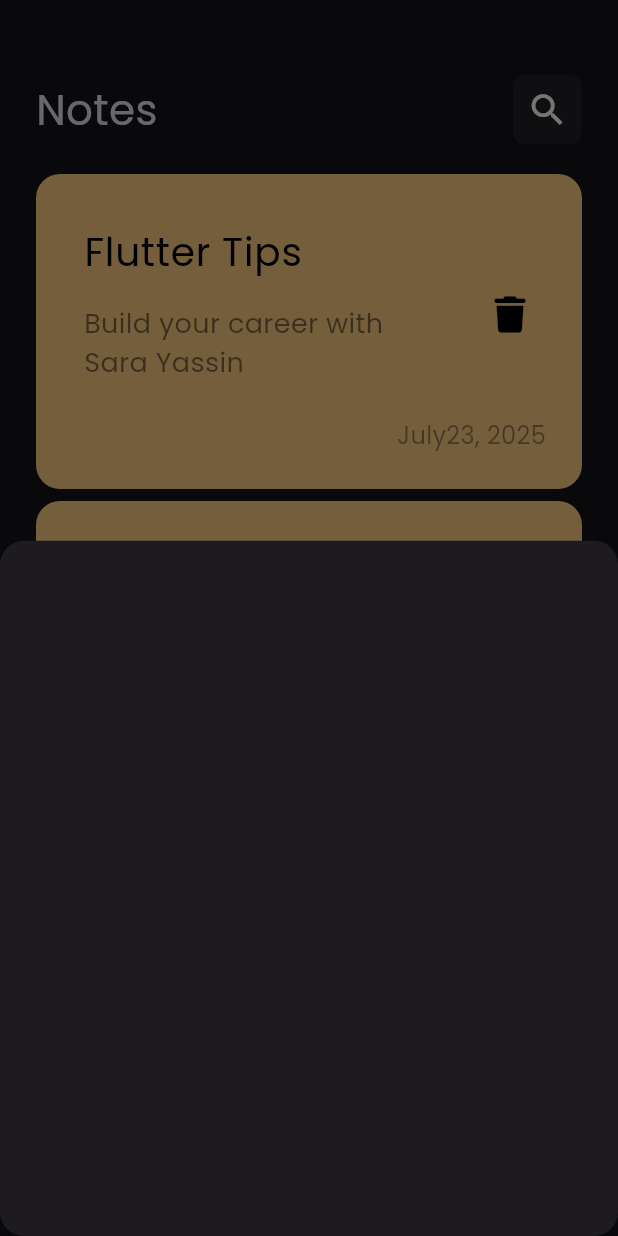
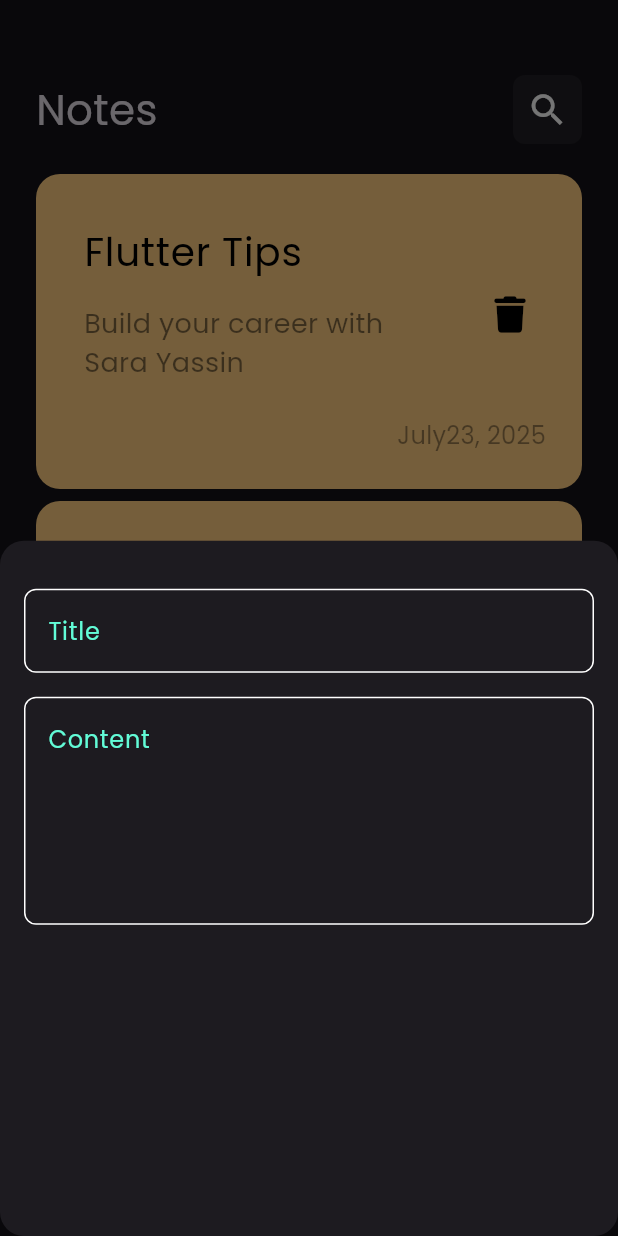
Before and after one commit to SaraYassin3/note_app, a Flutter app: the screen it shows after launch, after a tap on the "add" icon, on a phone screen of 412 x 824 dp. Run offline on Flutter 3.47's test engine with Material 3 defaults, Android fonts, the phone set to English and light mode, and no system bars; our stand-ins replace font_awesome_flutter.

Commit message:
add fields to notes bottom sheet

```diff
--- /dev/null
+++ b/lib/constents.dart
@@ -0,0 +1,3 @@
+import 'package:flutter/material.dart';
+
+const Color kPrimaryColor = Color(0xff62FCD7);
--- a/lib/views/notes_view.dart
+++ b/lib/views/notes_view.dart
@@ -1,4 +1,5 @@
 import 'package:flutter/material.dart';
+import 'package:note/constents.dart';
 import 'package:note/widgets/add_note_button_sheet.dart';
 import 'package:note/widgets/notes_view_body.dart';
 
@@ -20,9 +21,9 @@ class NotesView extends StatelessWidget {
                 }
             );
           },
-        backgroundColor: Colors.lightBlueAccent,
+        backgroundColor: kPrimaryColor,
         shape: CircleBorder(),
-        child: Icon(Icons.add),
+        child: Icon(Icons.add, color: Colors.black,),
       ),
       body: const NotesViewBody(),
     );
--- a/lib/widgets/add_note_button_sheet.dart
+++ b/lib/widgets/add_note_button_sheet.dart
@@ -1,10 +1,21 @@
 import 'package:flutter/material.dart';
+import 'package:note/widgets/custom_text_field.dart';
 
 class AddNoteButtonSheet extends StatelessWidget {
   const AddNoteButtonSheet({super.key});
 
   @override
   Widget build(BuildContext context) {
-    return Container();
+    return Padding(
+      padding: const EdgeInsets.symmetric(horizontal: 16.0),
+      child: const Column(
+        children: [
+          const SizedBox(height: 32,),
+          CustomTextField(hint: 'Title',),
+          const SizedBox(height: 16,),
+          CustomTextField(hint: 'Content', maxLines: 5,),
+        ],
+      ),
+    );
   }
 }
--- /dev/null
+++ b/lib/widgets/custom_text_field.dart
@@ -0,0 +1,32 @@
+import 'package:flutter/material.dart';
+import 'package:note/constents.dart';
+
+class CustomTextField extends StatelessWidget {
+  const CustomTextField({super.key, required this.hint, this.maxLines = 1});
+  final String hint;
+  final int maxLines;
+
+  @override
+  Widget build(BuildContext context) {
+    return TextField(
+      cursorColor: kPrimaryColor,
+      maxLines: maxLines,
+      decoration: InputDecoration(
+        hintText: hint,
+        hintStyle: TextStyle(color: kPrimaryColor),
+        border: buildBorder(),
+        enabledBorder: buildBorder(),
+        focusedBorder: buildBorder(kPrimaryColor)
+      ),
+    );
+  }
+
+  OutlineInputBorder buildBorder([Color? color]) {
+    return OutlineInputBorder(
+        borderRadius: BorderRadius.circular(8),
+        borderSide: BorderSide(
+          color: color ?? Colors.white
+        )
+      );
+  }
+}
```
